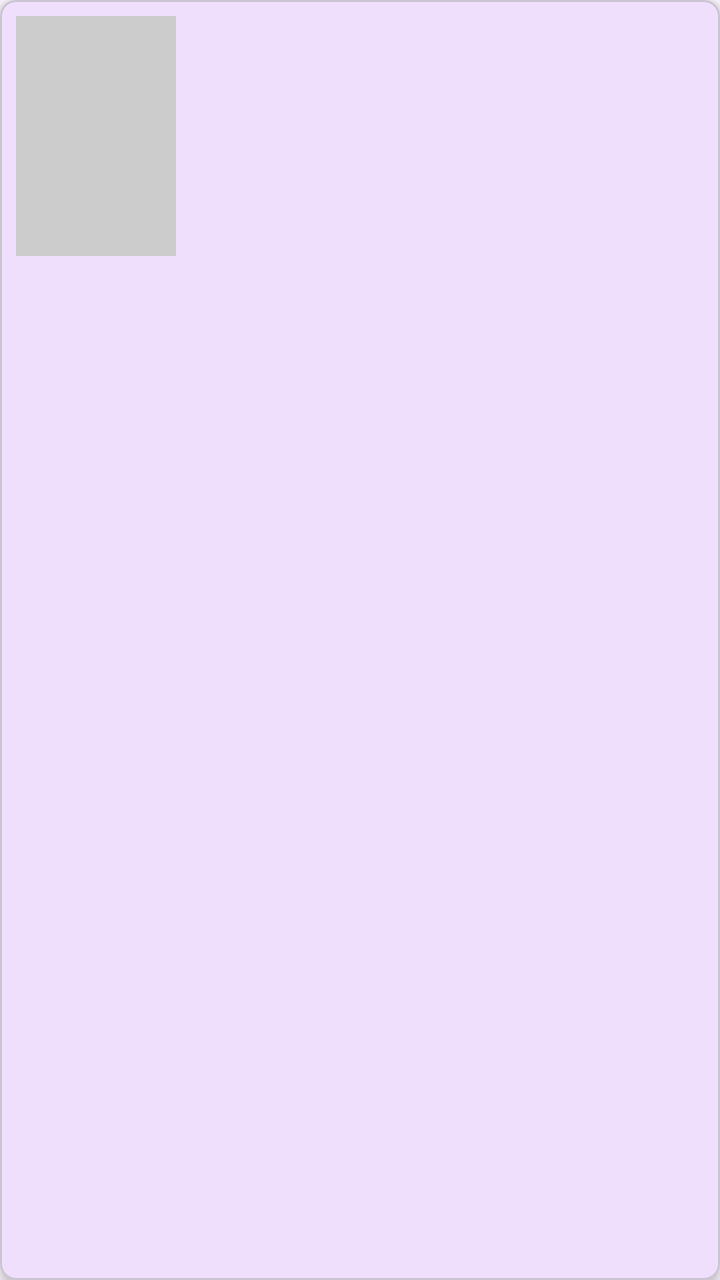
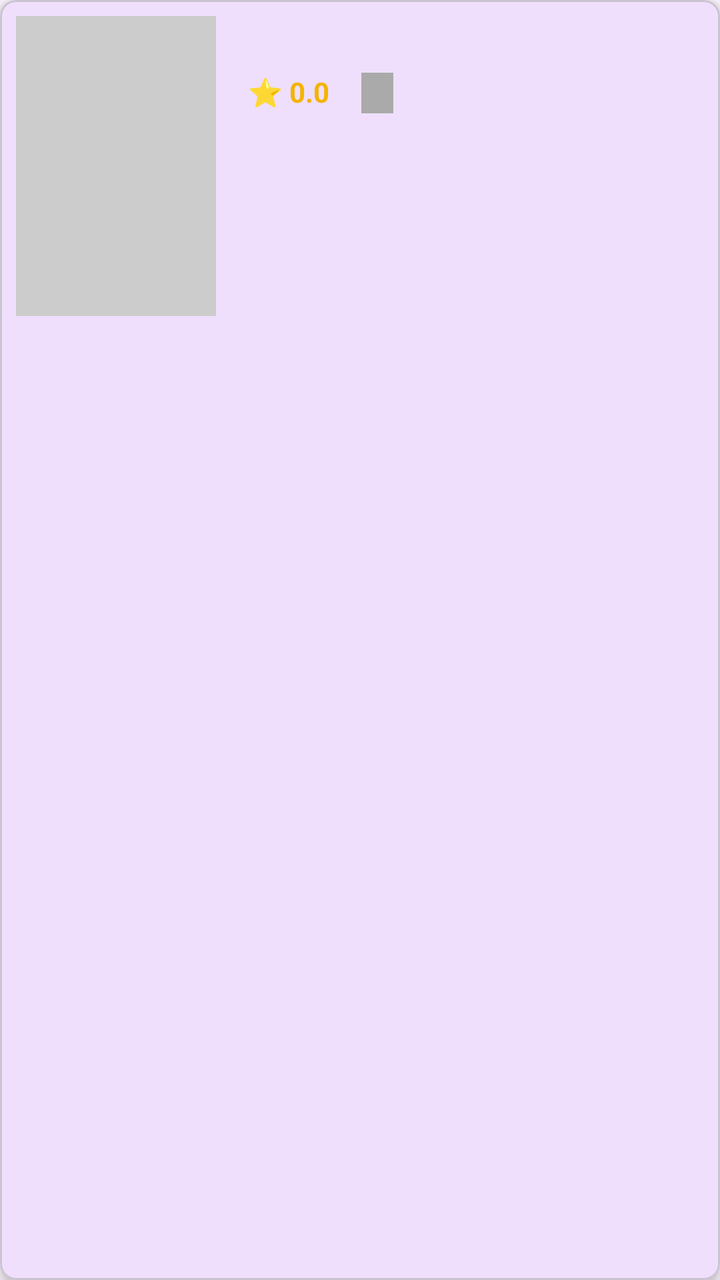

The first picture is an Android layout as it rendered before a commit; the second is the same layout after the commit. The layout source and the unified diff follow.
<!-- AndroidManifest.xml: application theme Theme.CinemaPE -->
<!-- res/layout/item_movie.xml -->
<?xml version="1.0" encoding="utf-8"?>
<com.google.android.material.card.MaterialCardView xmlns:android="http://schemas.android.com/apk/res/android"
    xmlns:app="http://schemas.android.com/apk/res-auto"
    android:layout_width="match_parent"
    android:layout_height="wrap_content"
    android:layout_margin="8dp"
    app:cardCornerRadius="8dp"
    app:cardElevation="4dp">

    <LinearLayout
        android:layout_width="match_parent"
        android:layout_height="wrap_content"
        android:orientation="horizontal"
        android:padding="8dp">

        <ImageView
            android:id="@+id/iv_movie_poster"
            android:layout_width="80dp"
            android:layout_height="120dp"
            android:background="#CCCCCC"
            android:scaleType="centerCrop" />

        <LinearLayout
            android:layout_width="match_parent"
            android:layout_height="wrap_content"
            android:layout_marginStart="16dp"
            android:orientation="vertical">

            <TextView
                android:id="@+id/tv_movie_title"
                android:layout_width="match_parent"
                android:layout_height="wrap_content"
                android:textSize="18sp"
                android:textStyle="bold" />

            <TextView
                android:id="@+id/tv_movie_description"
                android:layout_width="match_parent"
                android:layout_height="wrap_content"
                android:layout_marginTop="4dp"
                android:ellipsize="end"
                android:maxLines="3"
                android:textSize="14sp" />

        </LinearLayout>
    </LinearLayout>
</com.google.android.material.card.MaterialCardView>
<!-- resources referenced by this layout -->
<resources>
  <style name="Theme.CinemaPE" parent="Base.Theme.CinemaPE" />
  <style name="Base.Theme.CinemaPE" parent="Theme.Material3.DayNight.NoActionBar">
          
          <item name="colorPrimary">@color/purple_500</item>
          <item name="colorPrimaryVariant">@color/purple_700</item>
          <item name="colorOnPrimary">@color/white</item>
          
          <item name="colorSecondary">@color/teal_200</item>
          <item name="colorSecondaryVariant">@color/teal_700</item>
          <item name="colorOnSecondary">@color/black</item>
          
          <item name="android:statusBarColor">?attr/colorPrimaryVariant</item>
      </style>
  <color name="purple_500">#FF6200EE</color>
  <color name="purple_700">#FF3700B3</color>
  <color name="white">#FFFFFFFF</color>
  <color name="teal_200">#FF03DAC5</color>
  <color name="teal_700">#FF018786</color>
  <color name="black">#FF000000</color>
</resources>

<!-- the commit's change to res/layout/item_movie.xml (unified diff, before → after) -->
@@ -15,8 +15,8 @@
 
         <ImageView
             android:id="@+id/iv_movie_poster"
-            android:layout_width="80dp"
-            android:layout_height="120dp"
+            android:layout_width="100dp"
+            android:layout_height="150dp"
             android:background="#CCCCCC"
             android:scaleType="centerCrop" />
 
@@ -33,6 +33,42 @@
                 android:textSize="18sp"
                 android:textStyle="bold" />
 
+            <LinearLayout
+                android:layout_width="match_parent"
+                android:layout_height="wrap_content"
+                android:layout_marginTop="4dp"
+                android:orientation="horizontal">
+
+                <TextView
+                    android:id="@+id/tv_movie_rating"
+                    android:layout_width="wrap_content"
+                    android:layout_height="wrap_content"
+                    android:text="⭐ 0.0"
+                    android:textColor="#F4B400"
+                    android:textSize="14sp"
+                    android:textStyle="bold" />
+
+                <TextView
+                    android:id="@+id/tv_movie_category"
+                    android:layout_width="wrap_content"
+                    android:layout_height="wrap_content"
+                    android:layout_marginStart="16dp"
+                    android:background="@android:color/darker_gray"
+                    android:paddingHorizontal="8dp"
+                    android:paddingVertical="2dp"
+                    android:textColor="@android:color/white"
+                    android:textSize="12sp" />
+
+            </LinearLayout>
+
+            <TextView
+                android:id="@+id/tv_movie_release_date"
+                android:layout_width="match_parent"
+                android:layout_height="wrap_content"
+                android:layout_marginTop="4dp"
+                android:textColor="@android:color/darker_gray"
+                android:textSize="12sp" />
+
             <TextView
                 android:id="@+id/tv_movie_description"
                 android:layout_width="match_parent"
